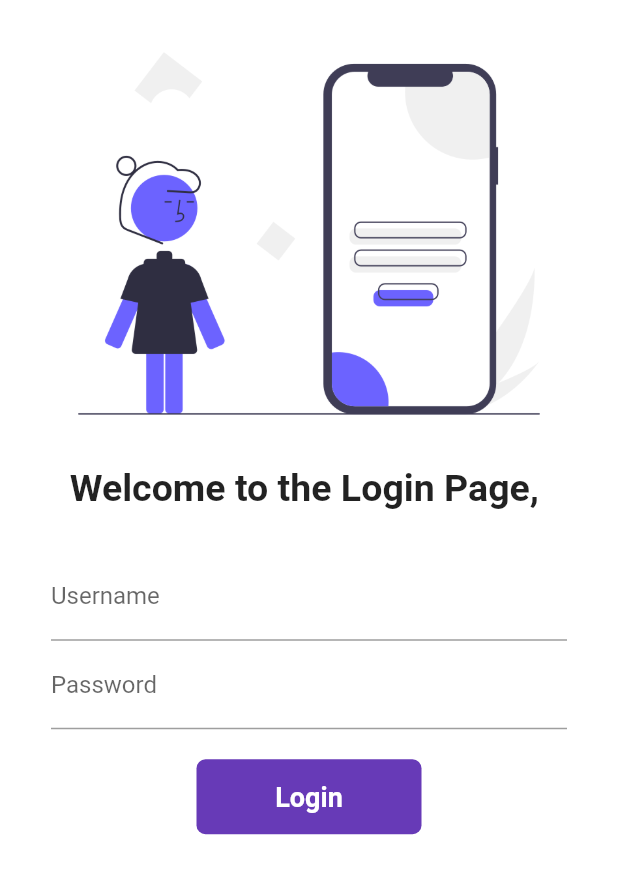
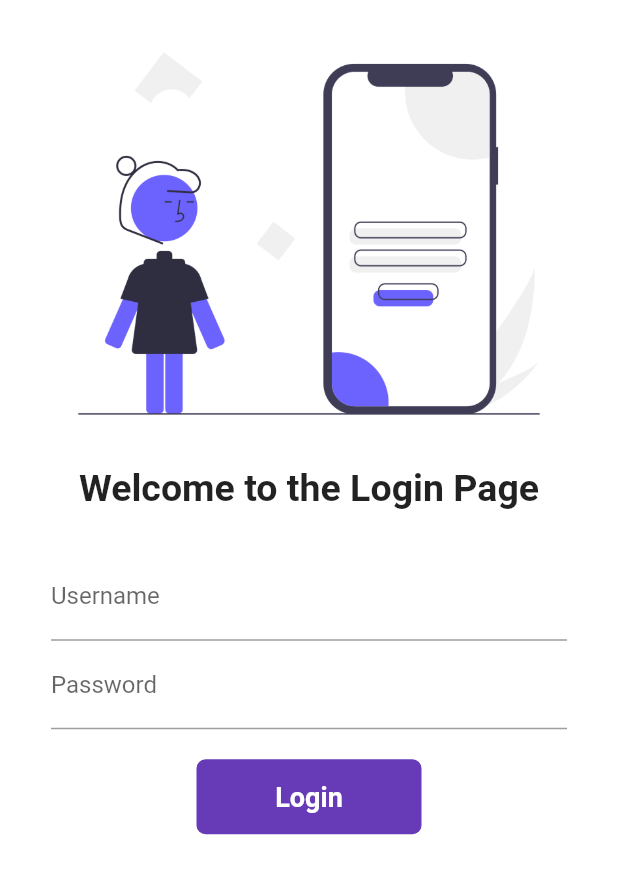
Before and after one commit to Pirate-Emperor/Rumbler, a Flutter app: the screen it shows after launch, on a phone screen of 412 x 824 dp. Shown: the top 874 px of the screen. Run offline on Flutter 3.47's test engine with Material 2 defaults, Android fonts, the phone set to English and light mode, and no system bars; our stand-ins replace google_fonts.

Commit message:
day8comp

```diff
--- a/lib/pages/login_page.dart
+++ b/lib/pages/login_page.dart
@@ -11,6 +11,8 @@ class LoginPage extends StatefulWidget {
 class _LoginPageState extends State<LoginPage> {
   //const LoginPage({super.key});
   String name = "";
+  String com = ", ";
+  String sir = " Monsiuer";
   bool changebut = false;
   int butcount = 0;
   final _formkey = GlobalKey<FormState>();
@@ -40,7 +42,7 @@ class _LoginPageState extends State<LoginPage> {
             children: [
               Image.asset("assets/images/undraw_Mobile_login_re_9ntv.png",
                   fit: BoxFit.cover),
-              Text("Welcome to the Login Page, $name",
+              Text("Welcome to the Login Page$name",
                   style: TextStyle(
                     fontSize: 25,
                     fontWeight: FontWeight.bold,
@@ -65,7 +67,10 @@ class _LoginPageState extends State<LoginPage> {
                         return null;
                       },
                       onChanged: (value) {
-                        name = value;
+                        if (value.toString().isEmpty == false) {
+                          name = com + value + sir;
+                        } else
+                          name = "";
                         setState(() {});
                       },
                     ),
```
